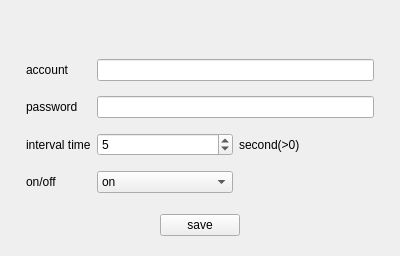
Old version of the form MainApp/src/HFBroadbandDial.ui in the repository AlexRain/BRSystem.
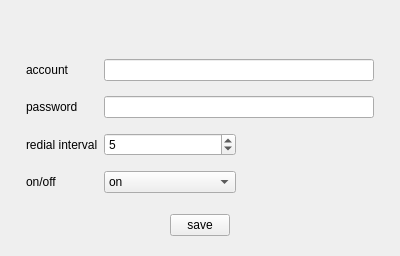
New version of the form.

The edit to the form file:
```diff
--- a/MainApp/src/HFBroadbandDial.ui
+++ b/MainApp/src/HFBroadbandDial.ui
@@ -7,7 +7,7 @@
     <x>0</x>
     <y>0</y>
     <width>400</width>
-    <height>237</height>
+    <height>252</height>
    </rect>
   </property>
   <property name="windowTitle">
@@ -58,12 +58,16 @@
       </widget>
      </item>
      <item row="1" column="1">
-      <widget class="QLineEdit" name="lineEdit_password"/>
+      <widget class="QLineEdit" name="lineEdit_password">
+       <property name="echoMode">
+        <enum>QLineEdit::Password</enum>
+       </property>
+      </widget>
      </item>
      <item row="2" column="0">
       <widget class="QLabel" name="label">
        <property name="text">
-        <string>interval time</string>
+        <string>redial interval</string>
        </property>
       </widget>
      </item>
@@ -83,11 +87,7 @@
         </widget>
        </item>
        <item>
-        <widget class="QLabel" name="label_2">
-         <property name="text">
-          <string>second(&gt;0)</string>
-         </property>
-        </widget>
+        <widget class="QLabel" name="label_2"/>
        </item>
       </layout>
      </item>
@@ -102,16 +102,19 @@
       <layout class="QHBoxLayout" name="horizontalLayout_2">
        <item>
         <widget class="QComboBox" name="comboBox_switch">
-         <item>
-          <property name="text">
-           <string>on</string>
-          </property>
-         </item>
+         <property name="currentIndex">
+          <number>1</number>
+         </property>
          <item>
           <property name="text">
            <string>off</string>
           </property>
          </item>
+         <item>
+          <property name="text">
+           <string>on</string>
+          </property>
+         </item>
         </widget>
        </item>
        <item>
@@ -127,6 +130,18 @@
    </item>
    <item alignment="Qt::AlignHCenter">
     <widget class="QPushButton" name="btn_save">
+     <property name="minimumSize">
+      <size>
+       <width>60</width>
+       <height>0</height>
+      </size>
+     </property>
+     <property name="maximumSize">
+      <size>
+       <width>60</width>
+       <height>16777215</height>
+      </size>
+     </property>
      <property name="text">
       <string>save</string>
      </property>
```
Left out of the diff: 2 changed lines with no effect on the pictures.
